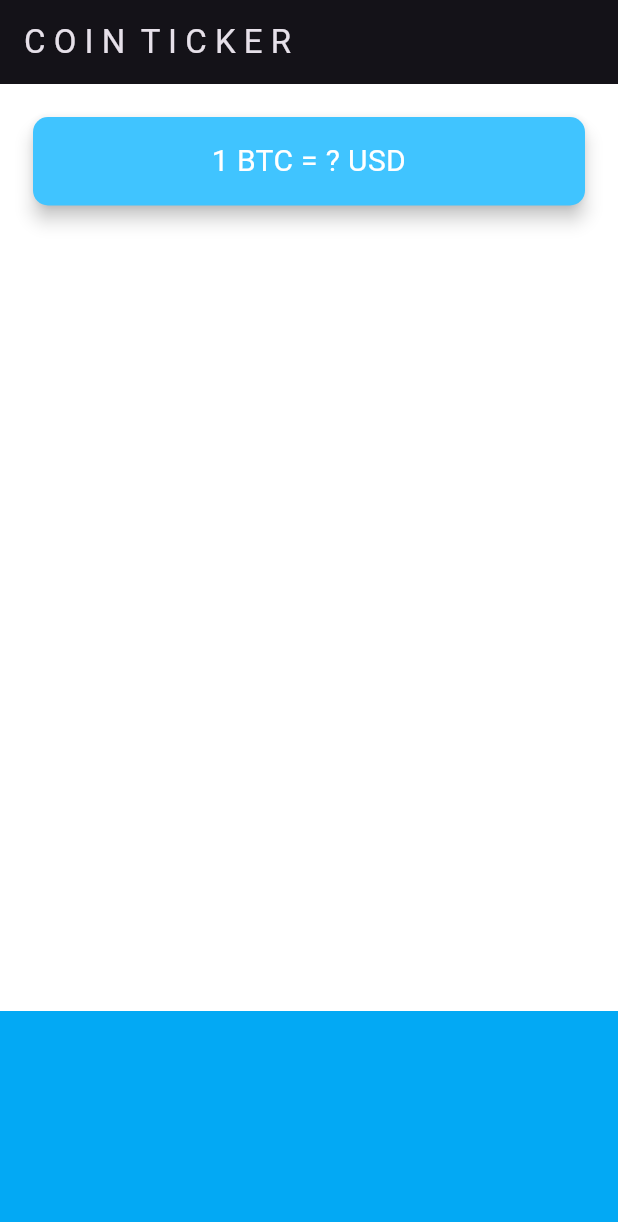
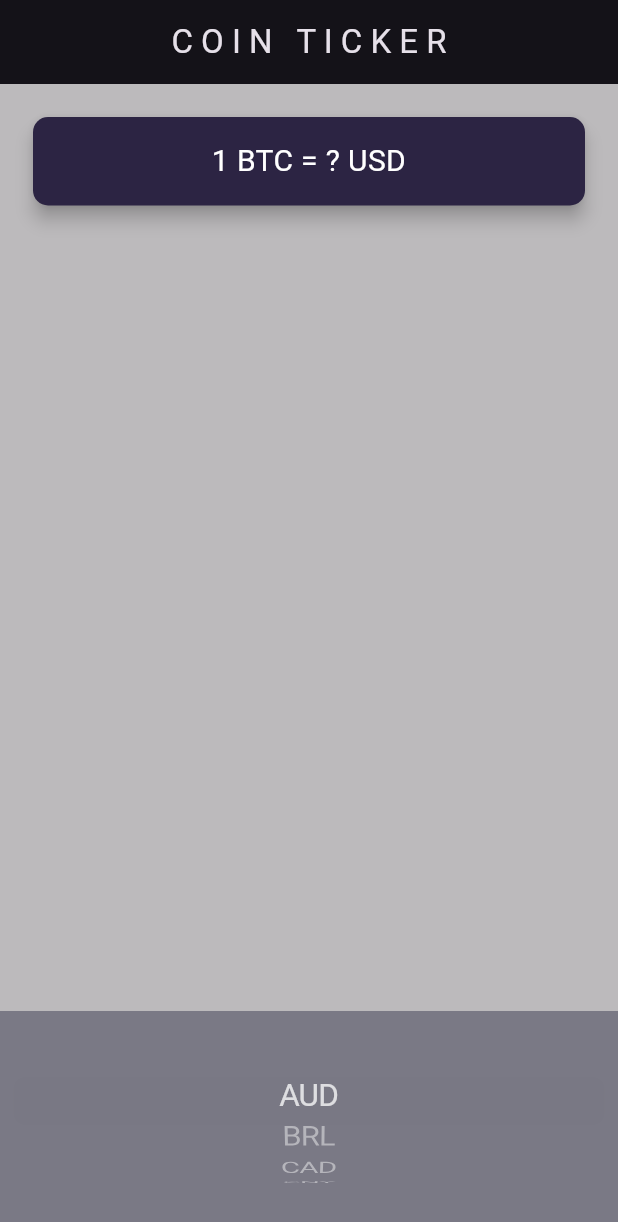
Before and after one commit to CLS11/bitcoin-ticker, a Flutter app: the screen it shows after launch, on a phone screen of 412 x 824 dp. Shown: the top 1222 px of the screen. Run offline on Flutter 3.47's test engine with Material 3 defaults, Android fonts, the phone set to English and light mode, and no system bars.

Commit message:
Added colors along with fetching the different currencies using list and cupertino items.

```diff
--- a/lib/price_screen.dart
+++ b/lib/price_screen.dart
@@ -1,3 +1,5 @@
+import 'package:bitcoin/coin.dart';
+import 'package:flutter/cupertino.dart';
 import 'package:flutter/material.dart';
 
 class PriceScreen extends StatefulWidget {
@@ -8,36 +10,60 @@ class PriceScreen extends StatefulWidget {
 }
 
 class _PriceScreenState extends State<PriceScreen> {
+  String selectedCurrency = 'USD';
+
+  List<DropdownMenuItem<String>> getCurrencies() {
+    final dropdownItems = <DropdownMenuItem<String>>[];
+    for (var i = 0; i < currenciesList.length; i++) {
+      final currency = currenciesList[i];
+      final newItem = DropdownMenuItem(
+        value: currency,
+        child: Text(currency),
+      );
+      dropdownItems.add(newItem);
+    }
+    return dropdownItems;
+  }
+
+  List<Widget> getPickerItems(){
+    final pickerItems = <Widget>[];
+    for (var i = 0; i < currenciesList.length; i++){
+      final currency = currenciesList[i];
+      final newItem = Text(currency);
+      pickerItems.add(newItem);
+    }
+    return pickerItems;
+  }
+
   @override
   Widget build(BuildContext context) {
     return Scaffold(
+      backgroundColor: const Color.fromARGB(255, 188, 186, 188),
       appBar: AppBar(
-        title: const Text('C O I N  T I C K E R'),
-      ),
+        title: const Center(
+          child: Text(
+            'C O I N   T I C K E R',
+            ),
+          ),
+        ),
       body: Column(
         mainAxisAlignment: MainAxisAlignment.spaceBetween,
         crossAxisAlignment: CrossAxisAlignment.stretch,
         children: [
           Padding(
-            padding: const EdgeInsets.fromLTRB(18,18,18,0),
+            padding: const EdgeInsets.fromLTRB(18, 18, 18, 0),
             child: Card(
-              color:  Colors.lightBlueAccent,
+              color: const Color.fromARGB(255, 44, 36, 67),
               elevation: 5,
               shape: RoundedRectangleBorder(
                 borderRadius: BorderRadius.circular(10),
               ),
               child: const Padding(
-                padding: EdgeInsets.symmetric(
-                  vertical: 15,
-                  horizontal: 28,
-                ),
+                padding: EdgeInsets.symmetric(vertical: 15, horizontal: 28),
                 child: Text(
                   '1 BTC = ? USD',
                   textAlign: TextAlign.center,
-                  style: TextStyle(
-                    fontSize: 20,
-                    color: Colors.white,
-                  ),
+                  style: TextStyle(fontSize: 20, color: Colors.white),
                 ),
               ),
             ),
@@ -46,11 +72,27 @@ class _PriceScreenState extends State<PriceScreen> {
             height: 150,
             alignment: Alignment.center,
             padding: const EdgeInsets.only(bottom: 30),
-            color: Colors.lightBlue,
-            child: null,
+            color: const Color.fromARGB(255, 122, 121, 133),
+            child: CupertinoPicker(
+              itemExtent: 32,
+              onSelectedItemChanged: (selectedIndex) {
+                print(selectedIndex);
+              },
+              children: getPickerItems(),
+            ),
           ),
         ],
       ),
     );
   }
 }
+
+// DropdownButton<String>(
+//               value: selectedCurrency,
+//               items: getCurrencies(),
+//               onChanged: (value) {
+//                 setState(() {
+//                   selectedCurrency = value!;
+//                 });
+//               },
+//             ),
```
